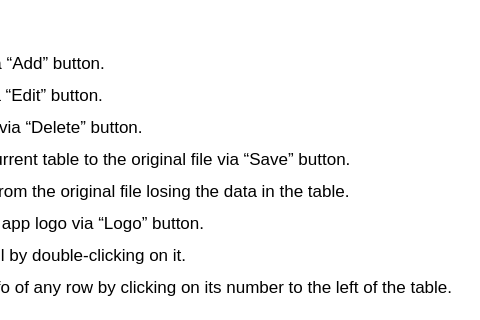
Qt form code/src/helpwindow.ui (vdavv/GUI-CSV-Editor) before a commit; both pictures show x 121 to 601 and y 244 to 564 of the 800 by 800 pixel window.
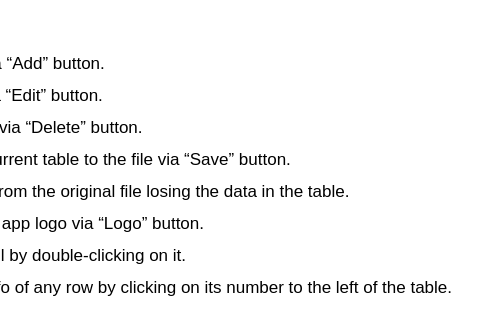
The same form after that commit.

Diff of the .ui file:
```diff
--- a/code/src/helpwindow.ui
+++ b/code/src/helpwindow.ui
@@ -38,7 +38,7 @@
 &lt;p style=&quot; margin-top:12px; margin-bottom:12px; margin-left:0px; margin-right:0px; -qt-block-indent:0; text-indent:0px;&quot;&gt;&lt;span style=&quot; font-family:'Symbol';&quot;&gt;·&lt;/span&gt;&lt;span style=&quot; font-family:'Times New Roman'; font-size:7pt;&quot;&gt;     &lt;/span&gt;Add row via “Add” button. &lt;/p&gt;
 &lt;p style=&quot; margin-top:12px; margin-bottom:12px; margin-left:0px; margin-right:0px; -qt-block-indent:0; text-indent:0px;&quot;&gt;&lt;span style=&quot; font-family:'Symbol';&quot;&gt;·&lt;/span&gt;&lt;span style=&quot; font-family:'Times New Roman'; font-size:7pt;&quot;&gt;     &lt;/span&gt;Edit row via “Edit” button. &lt;/p&gt;
 &lt;p style=&quot; margin-top:12px; margin-bottom:12px; margin-left:0px; margin-right:0px; -qt-block-indent:0; text-indent:0px;&quot;&gt;&lt;span style=&quot; font-family:'Symbol';&quot;&gt;·&lt;/span&gt;&lt;span style=&quot; font-family:'Times New Roman'; font-size:7pt;&quot;&gt;     &lt;/span&gt;Delete row via “Delete” button. &lt;/p&gt;
-&lt;p style=&quot; margin-top:12px; margin-bottom:12px; margin-left:0px; margin-right:0px; -qt-block-indent:0; text-indent:0px;&quot;&gt;&lt;span style=&quot; font-family:'Symbol';&quot;&gt;·&lt;/span&gt;&lt;span style=&quot; font-family:'Times New Roman'; font-size:7pt;&quot;&gt;     &lt;/span&gt;Save the current table to the original file via “Save” button. &lt;/p&gt;
+&lt;p style=&quot; margin-top:12px; margin-bottom:12px; margin-left:0px; margin-right:0px; -qt-block-indent:0; text-indent:0px;&quot;&gt;&lt;span style=&quot; font-family:'Symbol';&quot;&gt;·&lt;/span&gt;&lt;span style=&quot; font-family:'Times New Roman'; font-size:7pt;&quot;&gt;     &lt;/span&gt;Save the current table to the file via “Save” button. &lt;/p&gt;
 &lt;p style=&quot; margin-top:12px; margin-bottom:12px; margin-left:0px; margin-right:0px; -qt-block-indent:0; text-indent:0px;&quot;&gt;&lt;span style=&quot; font-family:'Symbol';&quot;&gt;·&lt;/span&gt;&lt;span style=&quot; font-family:'Times New Roman'; font-size:7pt;&quot;&gt;     &lt;/span&gt;Load data from the original file losing the data in the table. &lt;/p&gt;
 &lt;p style=&quot; margin-top:12px; margin-bottom:12px; margin-left:0px; margin-right:0px; -qt-block-indent:0; text-indent:0px;&quot;&gt;&lt;span style=&quot; font-family:'Symbol';&quot;&gt;·&lt;/span&gt;&lt;span style=&quot; font-family:'Times New Roman'; font-size:7pt;&quot;&gt;     &lt;/span&gt;Display the app logo via “Logo” button. &lt;/p&gt;
 &lt;p style=&quot; margin-top:12px; margin-bottom:12px; margin-left:0px; margin-right:0px; -qt-block-indent:0; text-indent:0px;&quot;&gt;&lt;span style=&quot; font-family:'Symbol';&quot;&gt;·&lt;/span&gt;&lt;span style=&quot; font-family:'Times New Roman'; font-size:7pt;&quot;&gt;     &lt;/span&gt;Edit any cell by double-clicking on it. &lt;/p&gt;
@@ -55,7 +55,7 @@
 &lt;p style=&quot;-qt-paragraph-type:empty; margin-top:12px; margin-bottom:12px; margin-left:0px; margin-right:0px; -qt-block-indent:0; text-indent:0px;&quot;&gt;&lt;br /&gt;&lt;/p&gt;
 &lt;p style=&quot; margin-top:12px; margin-bottom:12px; margin-left:0px; margin-right:0px; -qt-block-indent:0; text-indent:0px;&quot;&gt;&lt;span style=&quot; font-size:24pt; font-weight:700;&quot;&gt;Author&lt;/span&gt;&lt;/p&gt;
 &lt;p style=&quot; margin-top:12px; margin-bottom:12px; margin-left:0px; margin-right:0px; -qt-block-indent:0; text-indent:0px;&quot;&gt;&lt;span style=&quot; font-size:18pt;&quot;&gt;Authored by DSBA222-1 student&lt;/span&gt;&lt;/p&gt;
-&lt;p style=&quot; margin-top:12px; margin-bottom:12px; margin-left:0px; margin-right:0px; -qt-block-indent:0; text-indent:0px;&quot;&gt;&lt;span style=&quot; font-size:24pt; font-weight:700;&quot;&gt; Pankin Aleksei&lt;/span&gt;&lt;/p&gt;&lt;/body&gt;&lt;/html&gt;</string>
+&lt;p style=&quot; margin-top:12px; margin-bottom:12px; margin-left:0px; margin-right:0px; -qt-block-indent:0; text-indent:0px;&quot;&gt;&lt;span style=&quot; font-size:24pt; font-weight:700;&quot;&gt; *Student1613*&lt;/span&gt;&lt;/p&gt;&lt;/body&gt;&lt;/html&gt;</string>
        </property>
       </widget>
      </item>
```
